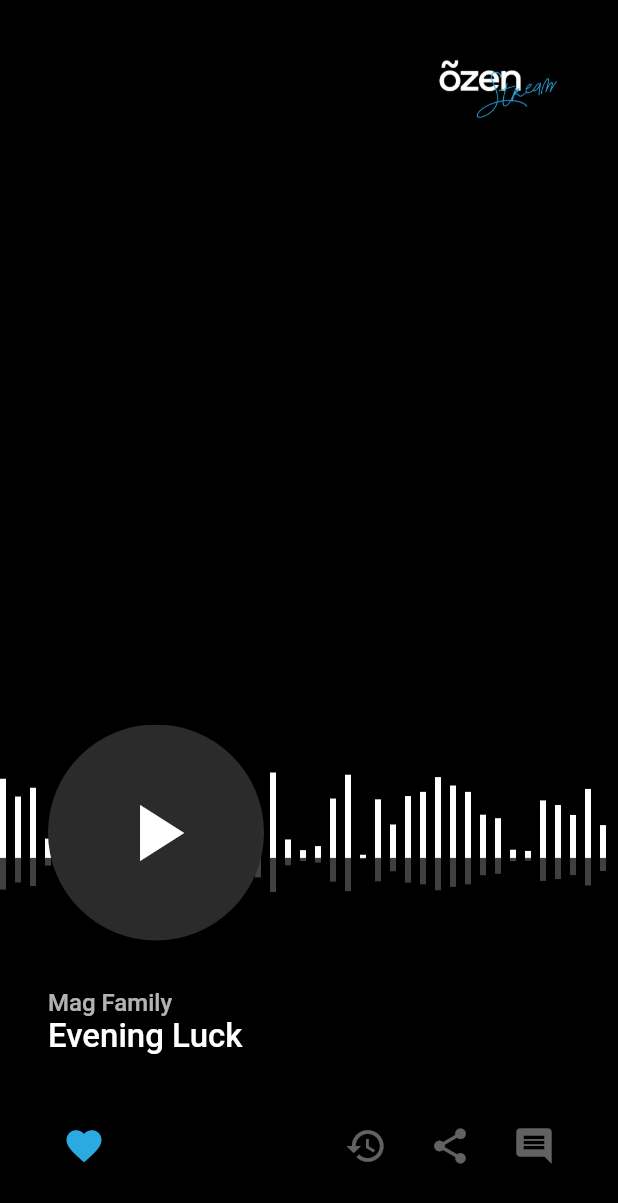
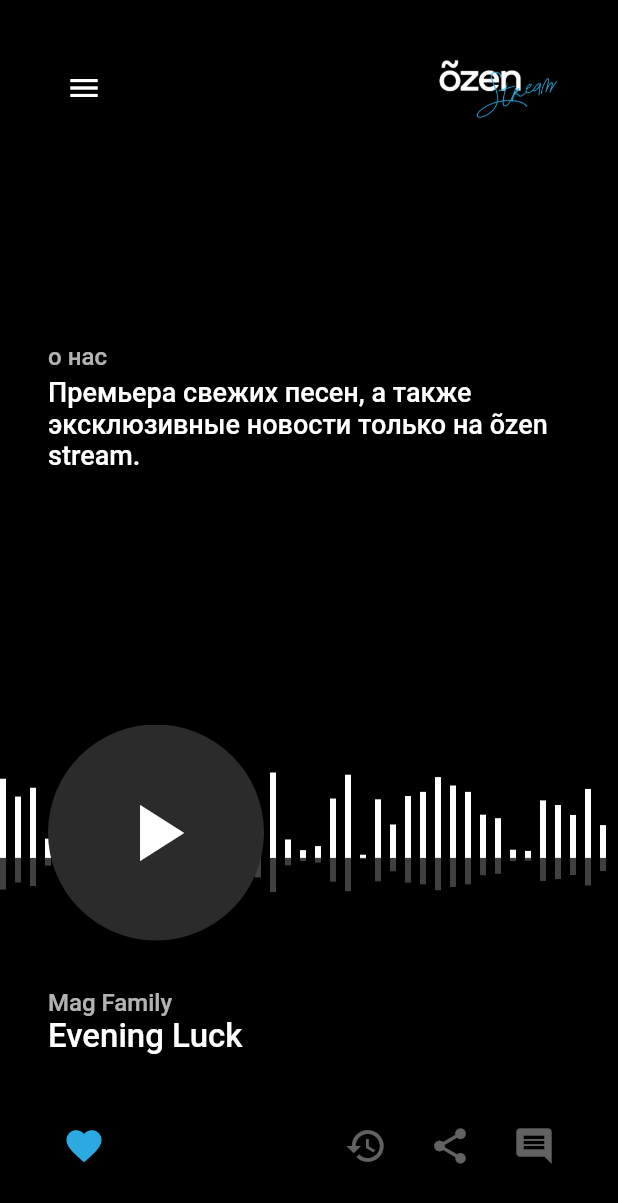
Before and after one commit to kekland/ozen-stream-app, a Flutter app: the screen it shows after launch, on a phone screen of 412 x 824 dp. Shown: the top 1203 px of the screen. Run offline on Flutter 3.47's test engine with Material 2 defaults, Android fonts, the phone set to English and light mode, and no system bars.

Commit message:
impl: about-us slider

```diff
--- /dev/null
+++ b/lib/components/main_page/about_us_slider.dart
@@ -0,0 +1,106 @@
+import 'dart:async';
+
+import 'package:flutter/material.dart';
+import 'package:ozen_app/extensions.dart';
+
+class AboutUsSlider extends StatefulWidget {
+  @override
+  _AboutUsSliderState createState() => _AboutUsSliderState();
+}
+
+List<Widget Function()> pages = [
+  () => Text(
+        'Добро пожаловать на õzen stream. Казахстанская музыка, авторские передачи, топ-чарты - все в одном приложении.',
+      ),
+  () => Text(
+        'Слушай нас в машине, по пути на работу и во время отдыха.',
+      ),
+  () => Text(
+        'Премьера свежих песен, а также эксклюзивные новости только на õzen stream.',
+      )
+];
+
+class _AboutUsSliderState extends State<AboutUsSlider>
+    with SingleTickerProviderStateMixin {
+  int currentPage = 0;
+  AnimationController controller;
+  Animation<double> animation;
+
+  int get nextPage {
+    if (currentPage == pages.length - 1) return 0;
+    return currentPage + 1;
+  }
+
+  @override
+  void initState() {
+    controller = AnimationController(
+      vsync: this,
+      duration: Duration(milliseconds: 250),
+    );
+
+    animation = CurvedAnimation(parent: controller, curve: Curves.easeInOut);
+    controller.addListener(() {
+      if (controller.status == AnimationStatus.completed) {
+        currentPage = nextPage;
+        controller.value = 0.0;
+      }
+      setState(() {});
+    });
+
+    Timer.periodic(Duration(seconds: 3), (_) {
+      controller.forward(from: 0.0);
+    });
+
+    super.initState();
+  }
+
+  dispose() {
+    controller.dispose();
+    super.dispose();
+  }
+
+  @override
+  Widget build(BuildContext context) {
+    return Center(
+      child: Column(
+        mainAxisSize: MainAxisSize.min,
+        crossAxisAlignment: CrossAxisAlignment.start,
+        children: [
+          Text(
+            'о нас',
+            style: TextStyle(
+              color: context.textTheme.caption.color,
+              fontSize: 16.0,
+              fontWeight: FontWeight.w500,
+            ),
+          ),
+          SizedBox(height: 4.0),
+          DefaultTextStyle(
+            style: TextStyle(
+              fontSize: 18.0,
+              fontWeight: FontWeight.w500,
+            ),
+            child: Stack(
+              children: [
+                Transform.translate(
+                  offset: Offset(-200.0 * (animation.value), 0.0),
+                  child: Opacity(
+                    opacity: 1.0 - animation.value,
+                    child: pages[currentPage](),
+                  ),
+                ),
+                Transform.translate(
+                  offset: Offset(200.0 * (1.0 - animation.value), 0.0),
+                  child: Opacity(
+                    opacity: animation.value,
+                    child: pages[nextPage](),
+                  ),
+                ),
+              ],
+            ),
+          ),
+        ],
+      ),
+    );
+  }
+}
--- a/lib/pages/main_page.dart
+++ b/lib/pages/main_page.dart
@@ -1,4 +1,5 @@
 import 'package:flutter/material.dart';
+import 'package:ozen_app/components/main_page/about_us_slider.dart';
 import 'package:ozen_app/components/main_page/app_logo.dart';
 import 'package:ozen_app/components/main_page/audio_tunes_bar.dart';
 import 'package:ozen_app/components/main_page/button_bar.dart';
@@ -29,11 +30,27 @@ class _MainPageState extends State<MainPage> {
             Expanded(
               child: Stack(
                 children: [
+                  Padding(
+                    padding: const EdgeInsets.only(top: 80.0),
+                    child: Padding(
+                      padding: const EdgeInsets.all(32.0),
+                      child: AboutUsSlider(),
+                    ),
+                  ),
                   Align(
                     alignment: Alignment.topRight,
                     child: Padding(
                       padding: const EdgeInsets.all(32.0),
-                      child: AppLogo(),
+                      child: Row(
+                        children: <Widget>[
+                          IconButton(
+                            icon: Icon(Icons.menu),
+                            onPressed: () {},
+                          ),
+                          Spacer(),
+                          AppLogo(),
+                        ],
+                      ),
                     ),
                   ),
                   HeartsAnimatorBar(
```
